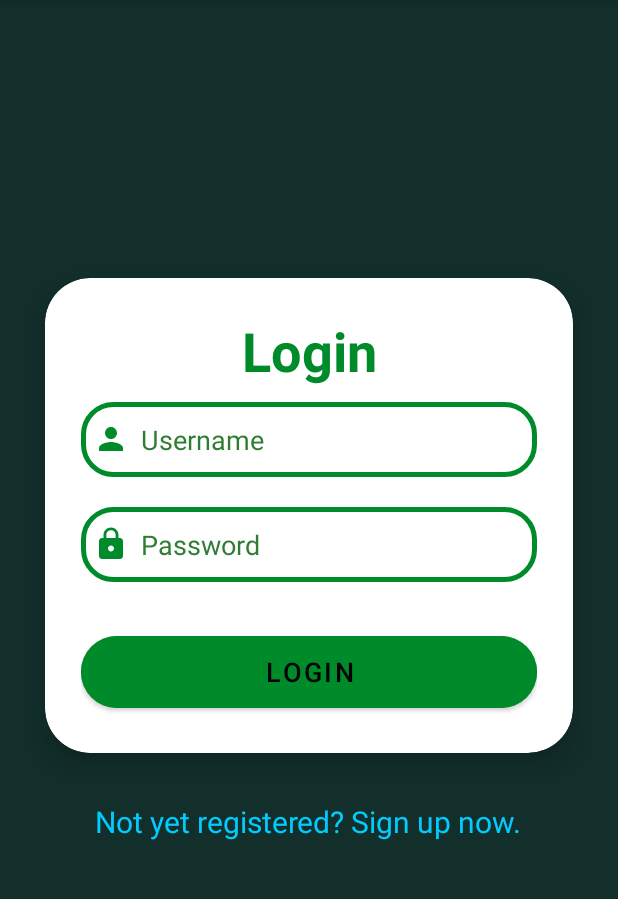
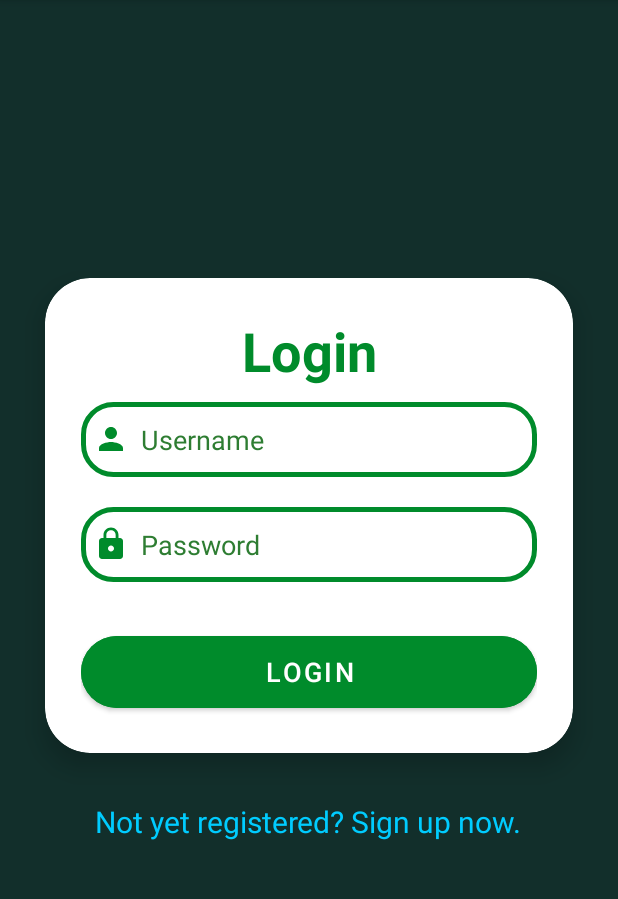
Before and after one commit to nethli/FSM---AgriSite, an Android app: the screen it shows after launch (WelcomePage), on a phone screen of 412 x 824 dp, the part 84-983 px from its top. Run offline under Robolectric (Android 15) with nearby library versions, the phone set to English and light mode, and no system bars; libraries missing offline, so code that uses them is left out: io.github.muddz.styleabletoast.

Commit message:
Little Modifications

```diff
--- a/app/build.gradle
+++ b/app/build.gradle
@@ -34,6 +34,7 @@ dependencies {
     implementation 'com.google.android.material:material:1.5.0'
     implementation 'androidx.constraintlayout:constraintlayout:2.1.3'
     testImplementation 'junit:junit:4.13.2'
+    implementation 'io.github.muddz:styleabletoast:2.4.0'
     androidTestImplementation 'androidx.test.ext:junit:1.1.3'
     androidTestImplementation 'androidx.test.espresso:espresso-core:3.4.0'
     implementation 'net.sourceforge.jtds:jtds:1.3.1'
--- a/app/src/main/AndroidManifest.xml
+++ b/app/src/main/AndroidManifest.xml
@@ -24,9 +24,6 @@
             android:exported="true" />
 
         <activity
-            android:name=".FORegistration"
-            android:exported="true" />
-        <activity
             android:name=".MainActivity"
             android:exported="true"/>
 
@@ -39,6 +36,6 @@
                 <category android:name="android.intent.category.LAUNCHER" />
             </intent-filter>
         </activity>
+
     </application>
-
 </manifest>
--- a/app/src/main/java/com/example/agrisite/AdminDashboard.java
+++ b/app/src/main/java/com/example/agrisite/AdminDashboard.java
@@ -5,12 +5,13 @@ import androidx.cardview.widget.CardView;
 import android.content.Intent;
 import android.os.Bundle;
 import android.widget.ImageView;
+import android.widget.TextView;
 
 public class AdminDashboard extends AppCompatActivity {
 
     ImageView ImgFO, ImgServiceTask, ImageLocation, Image_Calendar, ImgDataAnalytics, ImgAgriProducts;
+    CardView RegisterCard, ServiceCard, LocationCard, SchedulerCard, AnalyticsCard,ProductsCard;
 
-    CardView RegisterCard, ServiceCard, LocationCard, SchedulerCard, AnalyticsCard,ProductsCard;
     @Override
     protected void onCreate(Bundle savedInstanceState) {
         super.onCreate(savedInstanceState);
@@ -36,5 +37,6 @@ public class AdminDashboard extends AppCompatActivity {
             Intent i = new Intent(this, FieldOfficerRegistration.class);
             startActivity(i);
         });
+
     }
 }
--- a/app/src/main/java/com/example/agrisite/FieldOfficerRegistration.java
+++ b/app/src/main/java/com/example/agrisite/FieldOfficerRegistration.java
@@ -150,7 +150,7 @@ public class FieldOfficerRegistration extends AppCompatActivity {
         String passwordVal = "^" +
                 //"(?=.*[0-9])" +         //at least 1 digit
                 //"(?=.*[a-z])" +         //at least 1 lower case letter
-                //"(?=.*[A-Z])" +         //at least 1 upper case letter
+                //"=.*[A-Z])" +         //at least 1 upper case letter
                 "(?=.*[a-zA-Z])" +      //any letter
                 "(?=.*[@#$%^&+=])" +    //at least 1 special character
                 "(?=\\S+$)" +           //no white spaces
--- a/app/src/main/java/com/example/agrisite/TaskDetails.java
+++ b/app/src/main/java/com/example/agrisite/TaskDetails.java
@@ -29,6 +29,7 @@ public class TaskDetails extends AppCompatActivity {
         title = findViewById(R.id.taskTitle);
         descriptionBox = findViewById(R.id.txtdescriptionBox);
 
+        //Task Description Box
         descriptionBox.setOnTouchListener(new View.OnTouchListener() {
             @Override
             public boolean onTouch(View v, MotionEvent event) {
--- a/app/src/main/res/layout/activity_welcome_page.xml
+++ b/app/src/main/res/layout/activity_welcome_page.xml
@@ -30,7 +30,7 @@
                 android:layout_width="match_parent"
                 android:layout_height="wrap_content"
                 android:id="@+id/txtLogin"
-                android:text="Login"
+                android:text="@string/Enter_Username_Filed"
                 android:textSize="36sp"
                 android:textAlignment="center"
                 android:textStyle="bold"
@@ -45,7 +45,7 @@
                 android:background="@drawable/custom_edittext"
                 android:drawableStart="@drawable/baseline_person_24"
                 android:drawablePadding="8dp"
-                android:hint="Username"
+                android:hint="@string/username_entering_field"
                 android:inputType="textPersonName"
                 android:padding="8dp"
                 android:textColor="@color/dark_green"
@@ -62,7 +62,7 @@
                 android:background="@drawable/custom_edittext"
                 android:drawableStart="@drawable/baseline_lock_24"
                 android:drawablePadding="8dp"
-                android:hint="Password"
+                android:hint="@string/password_entering_field"
                 android:inputType="textPassword"
                 android:padding="8dp"
                 android:textColor="@color/dark_green"
@@ -76,8 +76,8 @@
                 android:layout_height="60dp"
                 android:layout_marginTop="30dp"
                 android:backgroundTint="@color/dark_green"
-                android:text="Login"
-                android:textColor="#000000"
+                android:text="@string/Login_Button"
+                android:textColor="@color/white"
                 android:textSize="18sp"
                 app:cornerRadius="200dp"
                 tools:ignore="VisualLintButtonSize" />
@@ -91,7 +91,7 @@
         android:layout_marginBottom="20dp"
         android:padding="2dp"
         app:cornerRadius="20dp"
-        android:text="Not yet registered? Sign up now."
+        android:text="@string/not_yet_registered_sign_up_now"
         android:textColor="#00ccff"
         android:textColorLink="#8DE67F"
         android:autoLink="all"
--- a/app/src/main/res/values/strings.xml
+++ b/app/src/main/res/values/strings.xml
@@ -15,4 +15,17 @@
     <string name="select_your_working_district">select_your_working_district</string>
     <string name="agree_amp_continue"><![CDATA[AGREE & CONTINUE]]></string>
     <string name="email_address">Email Address</string>
+    <string name="task_description">Enter your task description...</string>
+    <string name="Task_Title">Landing Page Design</string>
+    <string name="Starting_Date">JAN 01 2020</string>
+    <string name="End_Date">JAN 01 2020</string>
+    <string name="Enter_Username_Filed">Login</string>
+    <string name="Login_Button">Login</string>
+    <string name="not_yet_registered_sign_up_now">Not yet registered? Sign up now.</string>
+    <string name="password_entering_field">Password</string>
+    <string name="username_entering_field">Username</string>
+    <string name="Service_Task_Image">Create Service Tasks</string>
+    <string name="Register_Field_Officer_Image">register_field_officer</string>
+    <string name="service_tasks_text">Service Tasks</string>
+    <string name="register_fo_text">Register FO</string>
 </resources>
--- a/app/src/main/res/values/themes.xml
+++ b/app/src/main/res/values/themes.xml
@@ -13,4 +13,34 @@
         <item name="android:statusBarColor">?attr/colorPrimaryVariant</item>
         <!-- Customize your theme here. -->
     </style>
+
+    <style name="SuccessToast">
+        <item name="stTextBold">true</item>
+        <item name="stTextColor">#fff</item>
+        <item name="stTextSize">14sp</item>
+        <item name="stColorBackground">#42ba96</item>
+        <item name="stSolidBackground">true</item>
+        <item name="stStrokeWidth">3dp</item>
+        <item name="stStrokeColor">#42ba96</item>
+        <item name="stIconStart">@drawable/check_white</item>
+        <!--<item name="stIconEnd">@drawable/ic</item>-->
+        <item name="stLength">LONG</item> LONG or SHORT
+        <item name="stGravity">top</item> top or center
+        <item name="stRadius">5dp</item>
+    </style>
+
+    <style name="FailToast">
+        <item name="stTextBold">true</item>
+        <item name="stTextColor">#fff</item>
+        <item name="stTextSize">14sp</item>
+        <item name="stColorBackground">#F55536</item>
+        <item name="stSolidBackground">true</item>
+        <item name="stStrokeWidth">3dp</item>
+        <item name="stStrokeColor">#F55536</item>
+        <item name="stIconStart">@drawable/crossbutton_white</item>
+        <!--<item name="stIconEnd">@drawable/ic</item>-->
+        <item name="stLength">LONG</item> LONG or SHORT
+        <item name="stGravity">center</item> top or center
+        <item name="stRadius">5dp</item>
+    </style>
 </resources>
```
Also changed, not shown: app/src/main/java/com/example/agrisite/FORegistration.java (deleted, +0 -120 lines), app/src/main/java/com/example/agrisite/MainActivity.java (+56 -19 lines), app/src/main/java/com/example/agrisite/WelcomePage.java (+8 -2 lines), app/src/main/res/layout/activity_admin_dashboard.xml (+4 -4 lines), app/src/main/res/layout/activity_foregistration.xml (deleted, +0 -158 lines), app/src/main/res/layout/activity_main.xml (+15 -2 lines), app/src/main/res/layout/activity_task_details.xml (+18 -14 lines), app/src/main/res/drawable/check_white.png (added), app/src/main/res/drawable/crossbutton_white.png (added), 1 other file.
